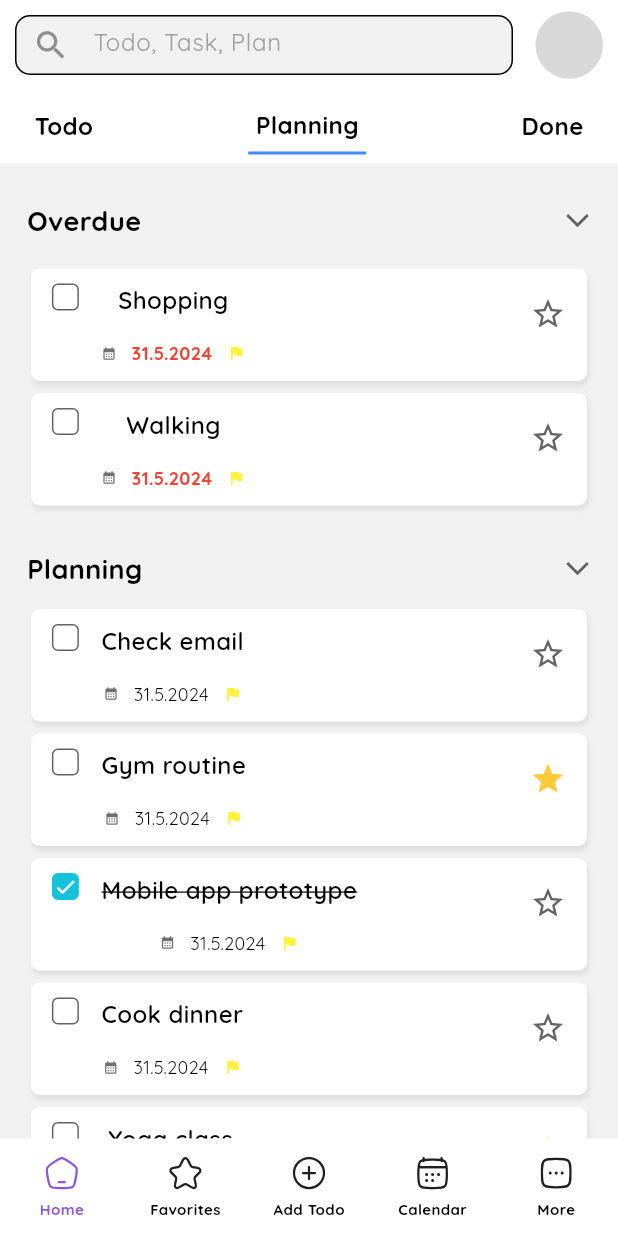
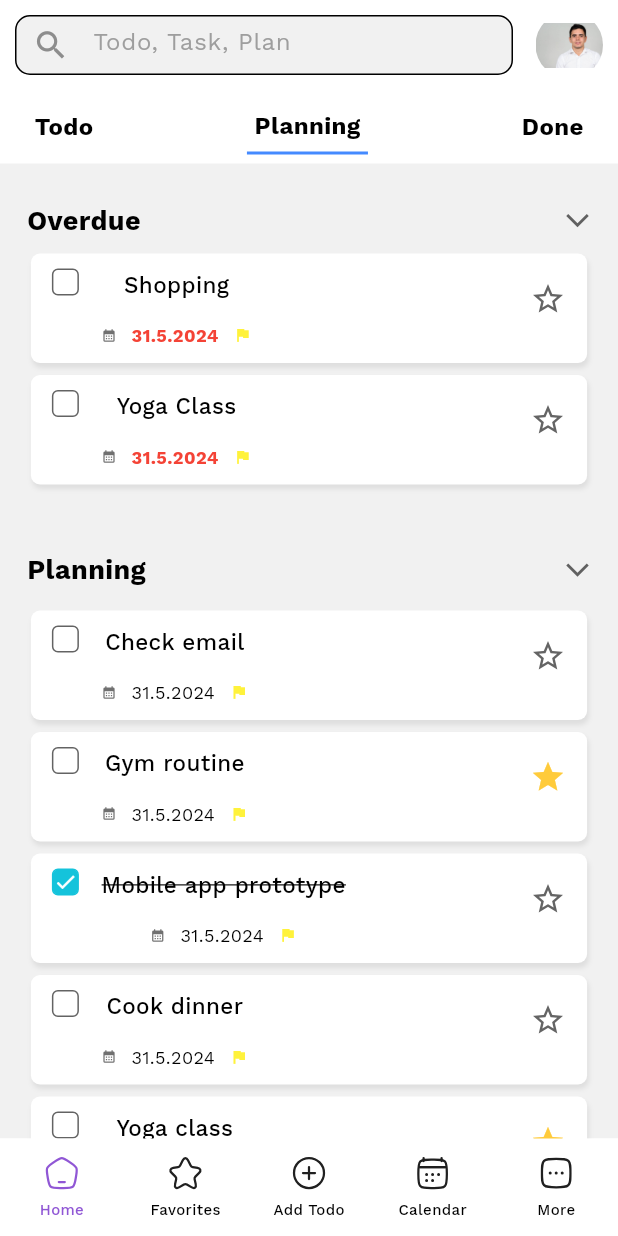
Before and after one commit to kingcollins17/todo_app, a Flutter app: the screen it shows after launch, swiped to page 2, on a phone screen of 412 x 824 dp. Run offline on Flutter 3.47's test engine with Material 3 defaults, Android fonts, the phone set to English and light mode, and no system bars; our stand-ins replace flutter_redux, flutter_svg, redux; missing offline and left inert: redux_persist.

```diff
--- a/lib/add_todo/add_todo_page.dart
+++ b/lib/add_todo/add_todo_page.dart
@@ -76,7 +76,7 @@ class _AddTodoPageState extends State<AddTodoPage> {
                                       (index) => DropdownMenuItem(
                                             value: index + 1,
                                             child: Text(
-                                              '$index days',
+                                              '${index + 1} days',
                                               style: TextStyle(
                                                   fontWeight: FontWeight.bold),
                                             ),
--- a/lib/app.dart
+++ b/lib/app.dart
@@ -39,7 +39,7 @@ class _TodoAppState extends State<TodoApp> {
               style: TextStyle(
                   color: route == currentRoute ? lavendarIndigo : null,
                   fontSize: 10,
-                  fontWeight: FontWeight.bold),
+                  fontWeight: FontWeight.w500),
             )
           ],
         ),
--- a/lib/models/todo_item.dart
+++ b/lib/models/todo_item.dart
@@ -1,4 +1,4 @@
-const categories = ['Health', 'Work', 'Personal'];
+const categories = ['Healthy', 'Work', 'Personal'];
 
 ///
 ///
--- a/lib/shared.dart
+++ b/lib/shared.dart
@@ -4,7 +4,7 @@ import 'package:flutter/material.dart';
 // import 'router_config.dart';
 
 final theme = ThemeData(
-  fontFamily: 'Quicksand',
+  fontFamily: 'WorkSans',
   colorScheme: ColorScheme.light(),
 );
 
--- a/lib/todo/sub_pages/planning_page.dart
+++ b/lib/todo/sub_pages/planning_page.dart
@@ -40,26 +40,24 @@ class _TodoPlanningPageState extends State<TodoPlanningPage> {
                     Row(
                       mainAxisAlignment: MainAxisAlignment.spaceBetween,
                       children: [
-                        Text(
-                          'Overdue',
-                          style: headerStyle,
-                        ),
-                        dropdown
+                        Text('Overdue', style: headerStyle),
+                        dropdown,
                       ],
                     ),
-                    spacer(y: 15),
+                    spacer(),
                     ...[
                       TodoItem(
+                        data: TodoItemData(todo: 'Shopping'),
                         overDue: true,
                         showDetails: true,
-                        data: TodoItemData(todo: 'Shopping'),
                       ),
                       TodoItem(
-                        overDue: true,
-                        showDetails: true,
-                        data: TodoItemData(todo: 'Walking'),
-                      )
+                          data: TodoItemData(todo: 'Yoga Class'),
+                          overDue: true,
+                          showDetails: true),
                     ],
+                    ...overdue(vm),
+                    spacer(y: 15),
                     spacer(y: 25),
                     Row(
                       mainAxisAlignment: MainAxisAlignment.spaceBetween,
@@ -80,4 +78,13 @@ class _TodoPlanningPageState extends State<TodoPlanningPage> {
           });
         });
   }
+
+  Iterable<Widget> overdue(TodoViewModel vm) {
+    return vm.state.todos
+        .where((element) =>
+            element.deadline.day < DateTime.now().day &&
+            element.deadline.month < DateTime.now().month)
+        .toList()
+        .map((e) => TodoItem(data: e, overDue: true, showDetails: true));
+  }
 }
--- a/lib/todo/todo_homepage.dart
+++ b/lib/todo/todo_homepage.dart
@@ -14,6 +14,7 @@ class TodoHomePage extends StatefulWidget {
 
 class _TodoHomePageState extends State<TodoHomePage> {
   var currentTab = _Tabs.todo;
+  final controller = PageController();
 
   @override
   Widget build(BuildContext context) {
@@ -30,6 +31,7 @@ class _TodoHomePageState extends State<TodoHomePage> {
           spacer(y: 15),
           Expanded(
             child: PageView(
+              controller: controller,
               onPageChanged: (value) => Future.delayed(
                 Duration(milliseconds: 600),
                 () => setState(() => currentTab = _Tabs.values[value]),
@@ -47,13 +49,22 @@ class _TodoHomePageState extends State<TodoHomePage> {
   }
 
   Widget wrapBar(Text child, _Tabs tab) {
-    return Container(
+    return GestureDetector(
+      onTap: () {
+        controller.animateToPage(
+          tab.index,
+          duration: Duration(milliseconds: 200),
+          curve: Curves.easeIn,
+        );
+      },
+      child: Container(
         padding: EdgeInsets.symmetric(horizontal: 5, vertical: 6),
         decoration: BoxDecoration(
             border: tab == currentTab
                 ? Border(bottom: BorderSide(color: primary, width: 2))
                 : null),
         child: child,
+      ),
     );
   }
 
@@ -103,10 +114,13 @@ class _TodoHomePageState extends State<TodoHomePage> {
       Container(
         width: 45,
         height: 45,
+        clipBehavior: Clip.antiAlias,
         decoration: BoxDecoration(
+            // borderRadius: BorderRadius.circular(20),
             shape: BoxShape.circle,
-          color: Color(0xFFD8D8D8),
-        ),
+            // color: Color(0xFFD8D8D8),
+            image:
+                DecorationImage(image: AssetImage('asset/images/profile.jpg'))),
       ),
       spacer(x: 10)
     ]);
--- a/lib/todo/widgets/todo_item.dart
+++ b/lib/todo/widgets/todo_item.dart
@@ -77,8 +77,8 @@ class TodoItem extends StatelessWidget {
                               decoration: data.isCompleted
                                   ? TextDecoration.lineThrough
                                   : null,
-                              fontSize: 16,
-                              fontWeight: FontWeight.w600,
+                              fontSize: 15,
+                              fontWeight: FontWeight.w500,
                             )),
                         if (showDetails) ...[
                           spacer(y: 15),
@@ -138,8 +138,8 @@ String _parseDate(DateTime date) => '${date.day}.${date.month}.${date.year}';
 
 Color urgency(DateTime date) =>
     switch (date.difference(DateTime.now()).inDays) {
-      > 3 => green,
-      > 0 && <= 3 => yellow,
+      >= 3 => green,
+      > 0 && <= 2 => yellow,
       <= 0 => red,
       _ => Colors.red
     };
```
Also changed, not shown: pubspec.yaml (+13 -0 lines), asset/font/OpenSans.ttf (added), asset/font/Roboto-Regular.ttf (added), asset/font/WorkSans.ttf (added), asset/images/profile.jpg (added). Lines whose indentation alone changed are shown as unchanged.
